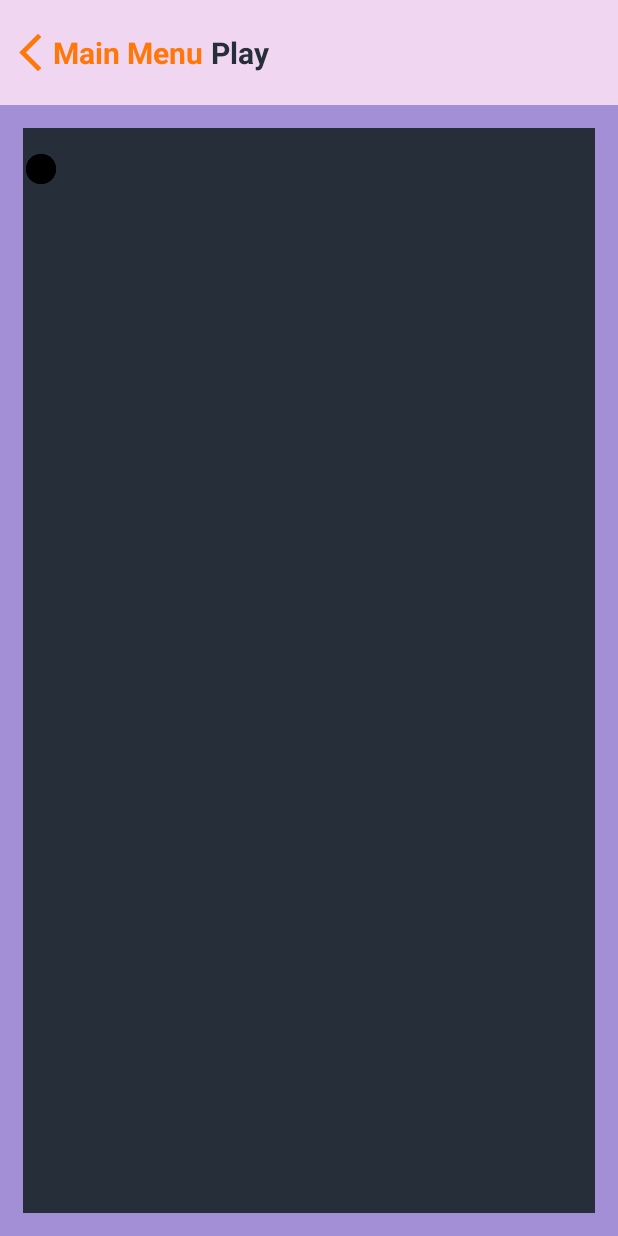
After one commit to tamasregenye/mobilprog_beadando, an Android app: the PlayActivity screen opened directly, with no data from a screen before it, on a phone screen of 412 x 824 dp. The commit adds this screen. Run offline under Robolectric (Android 15) with nearby library versions, the phone set to English and light mode, and no system bars.

Commit message:
added PlayActivity

```diff
--- a/app/src/main/AndroidManifest.xml
+++ b/app/src/main/AndroidManifest.xml
@@ -13,6 +13,9 @@
         android:theme="@style/Theme.Beadando"
         tools:targetApi="31">
         <activity
+            android:name=".PlayActivity"
+            android:exported="false" />
+        <activity
             android:name=".CreditsActivity"
             android:exported="false" />
         <activity
--- a/app/src/main/java/com/example/beadando/HomeActivity.java
+++ b/app/src/main/java/com/example/beadando/HomeActivity.java
@@ -60,6 +60,7 @@ public class HomeActivity extends AppCompatActivity {
     }
 
     private void setOnclickListeners(){
+        buttonPlay.setOnClickListener(v -> play());
         buttonCredits.setOnClickListener(v -> getCredits());
         buttonAutoMode.setOnClickListener(v -> setAutoMode());
         buttonModes.setOnClickListener(v -> setMode());
@@ -71,24 +72,34 @@ public class HomeActivity extends AppCompatActivity {
         SensorManagerHelper.unregisterSensor();
         finishAffinity();
         System.exit(0);
+        Log.d("Button", "App exited");
+    }
+
+    private void play(){
+        startActivityAndFinishCurrent(this, PlayActivity.class);
+        Log.d("Button", "Play");
     }
 
     private void getCredits(){
         startActivityAndFinishCurrent(this, CreditsActivity.class);
+        Log.d("Button", "Credits opened");
     }
 
     private void setAutoMode() {
         ThemeManager.toggleAutoMode(this);
         updateUI();
+        Log.d("Button", "Auto mode toggled");
     }
     private void setMode() {
         ThemeManager.toggleTheme(this); // Toggle between light and dark mode
         updateUI();
+        Log.d("Button", "Mode toggled");
     }
 
     private void changeLanguage() {
         LanguageManager.switchToNextLanguage(this);
         updateUI();
+        Log.d("Button", "Language changed");
     }
 
 
--- /dev/null
+++ b/app/src/main/java/com/example/beadando/PlayActivity.java
@@ -0,0 +1,76 @@
+package com.example.beadando;
+
+import static com.example.beadando.ActUtils.startActivityAndFinishCurrent;
+
+import android.os.Bundle;
+import android.os.Handler;
+import android.widget.LinearLayout;
+import android.widget.RelativeLayout;
+
+import androidx.appcompat.app.AppCompatActivity;
+
+public class PlayActivity extends AppCompatActivity {
+
+    LinearLayout mainMenuBtn;
+    RelativeLayout playLayout;
+    boolean lightsOn = false;
+    long lightsOutTime = 0;
+
+    @Override
+    protected void onCreate(Bundle savedInstanceState) {
+        super.onCreate(savedInstanceState);
+        setContentView(R.layout.activity_play);
+
+        initComponents();
+        setOnclickListeners();
+        startGame();
+    }
+
+    private void initComponents() {
+        mainMenuBtn = findViewById(R.id.button_mainmenu);
+        playLayout = findViewById(R.id.layout_play);
+    }
+
+    private void setOnclickListeners() {
+        mainMenuBtn.setOnClickListener(v -> goBackToMainMenu());
+        playLayout.setOnClickListener(v -> clickOnLayout());
+    }
+
+    private void goBackToMainMenu() {
+        startActivityAndFinishCurrent(this, HomeActivity.class);
+    }
+
+    private void clickOnLayout() {
+        if (lightsOn) {
+            long responseTime = System.currentTimeMillis() - lightsOutTime;
+            // Calculate and display response time
+            lightsOn = false;
+            // Start the next round or end the game
+        } else {
+            // User clicked when lights were already off, ignore
+        }
+    }
+
+    private void startGame() {
+        // Start the game
+        // Turn the lights on
+        setLightsOn();
+        // Set a random delay to turn the lights off
+        new Handler().postDelayed(this::setLightsOff, getRandomDelay());
+    }
+
+    private void setLightsOn() {
+        // Code to turn the lights on
+        lightsOn = true;
+    }
+
+    private void setLightsOff() {
+        // Code to turn the lights off
+        lightsOutTime = System.currentTimeMillis();
+    }
+
+    private long getRandomDelay() {
+        // Generate a random delay between 1 and 3 seconds
+        return (long) (1000 + Math.random() * 2000);
+    }
+}
--- /dev/null
+++ b/app/src/main/res/drawable/ic_light_off.xml
@@ -0,0 +1,5 @@
+<vector android:height="24dp" android:tint="@color/black"
+    android:viewportHeight="24" android:viewportWidth="24"
+    android:width="24dp" xmlns:android="http://schemas.android.com/apk/res/android">
+    <path android:fillColor="@android:color/white" android:pathData="M12,2C6.47,2 2,6.47 2,12s4.47,10 10,10 10,-4.47 10,-10S17.53,2 12,2z"/>
+</vector>
--- /dev/null
+++ b/app/src/main/res/drawable/ic_light_on.xml
@@ -0,0 +1,5 @@
+<vector android:height="24dp" android:tint="@color/red"
+    android:viewportHeight="24" android:viewportWidth="24"
+    android:width="24dp" xmlns:android="http://schemas.android.com/apk/res/android">
+    <path android:fillColor="@android:color/white" android:pathData="M12,2C6.47,2 2,6.47 2,12s4.47,10 10,10 10,-4.47 10,-10S17.53,2 12,2z"/>
+</vector>
--- /dev/null
+++ b/app/src/main/res/layout/activity_play.xml
@@ -0,0 +1,95 @@
+<?xml version="1.0" encoding="utf-8"?>
+<RelativeLayout xmlns:android="http://schemas.android.com/apk/res/android"
+    xmlns:tools="http://schemas.android.com/tools"
+    android:layout_width="match_parent"
+    android:layout_height="match_parent"
+    tools:context=".PlayActivity"
+    style="@style/background_submenu">
+
+
+    <LinearLayout
+        android:id="@+id/footer"
+        android:layout_width="match_parent"
+        android:layout_height="70dp"
+        android:gravity="center_horizontal"
+        android:orientation="horizontal"
+        style="@style/background_navigation">
+
+        <LinearLayout
+            android:id="@+id/button_mainmenu"
+            android:layout_width="wrap_content"
+            android:layout_height="match_parent"
+            android:layout_marginHorizontal="5dp">
+
+            <ImageView
+                android:layout_width="30dp"
+                android:layout_height="30dp"
+                android:layout_gravity="center_vertical"
+                android:src="@drawable/ic_arrow_back"
+                android:contentDescription="@string/back_to_main_menu">
+            </ImageView>
+
+            <TextView
+                android:layout_width="wrap_content"
+                android:layout_height="wrap_content"
+                android:layout_gravity="center_vertical"
+                android:text="@string/main_menu"
+                android:textColor="@color/orange"
+                android:textSize="20sp"
+                android:textStyle="bold">
+            </TextView>
+        </LinearLayout>
+
+        <TextView
+            android:id="@+id/textview_title"
+            android:layout_width="match_parent"
+            android:layout_height="wrap_content"
+            android:layout_gravity="center_vertical"
+            android:text="@string/play"
+            android:textSize="20sp"
+            android:textStyle="bold"
+            style="@style/text_navigation">
+        </TextView>
+
+    </LinearLayout>
+
+    <RelativeLayout
+        android:id="@+id/layout_play"
+        android:layout_width="match_parent"
+        android:layout_height="match_parent"
+        android:layout_below="@id/footer"
+        android:layout_marginStart="15dp"
+        android:layout_marginTop="15dp"
+        android:layout_marginEnd="15dp"
+        android:layout_marginBottom="15dp"
+        style="@style/background_section"
+        android:paddingVertical="15dp">
+
+        <!-- Light 1 -->
+        <ImageView
+            android:id="@+id/light1"
+            android:layout_width="wrap_content"
+            android:layout_height="wrap_content"
+            android:src="@drawable/ic_light_off"
+            android:layout_marginEnd="10dp"/>
+
+        <!-- Light 2 -->
+        <ImageView
+            android:id="@+id/light2"
+            android:layout_width="wrap_content"
+            android:layout_height="wrap_content"
+            android:src="@drawable/ic_light_off"
+            android:layout_marginEnd="10dp"/>
+
+        <!-- Light 3 -->
+        <ImageView
+            android:id="@+id/light3"
+            android:layout_width="wrap_content"
+            android:layout_height="wrap_content"
+            android:src="@drawable/ic_light_off"
+            android:layout_marginEnd="10dp"/>
+
+    </RelativeLayout>
+
+
+</RelativeLayout>
--- a/app/src/main/res/values/colors.xml
+++ b/app/src/main/res/values/colors.xml
@@ -2,6 +2,7 @@
 <resources>
     <color name="black">#FF000000</color>
     <color name="white">#FFFFFFFF</color>
+    <color name="red">#D11818</color>
     <color name="orange">#FF7708</color>
     <color name="violet">#F1D6F1</color>
     <color name="darkViolet">#735973</color>
```
